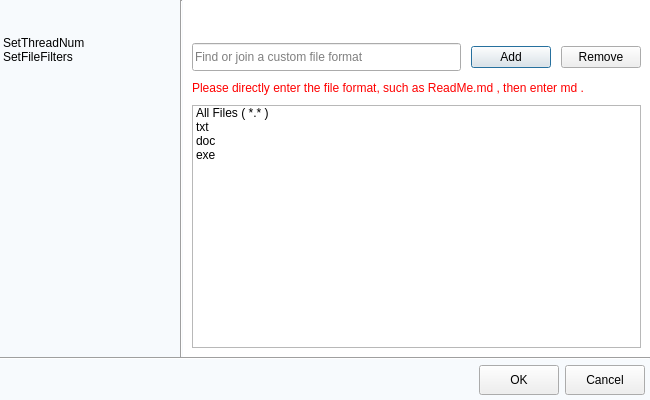
Before: the Qt Designer form src/main/setting.ui in sakuraOnlin/CheckDuplicateFiles, drawn with Qt 5.
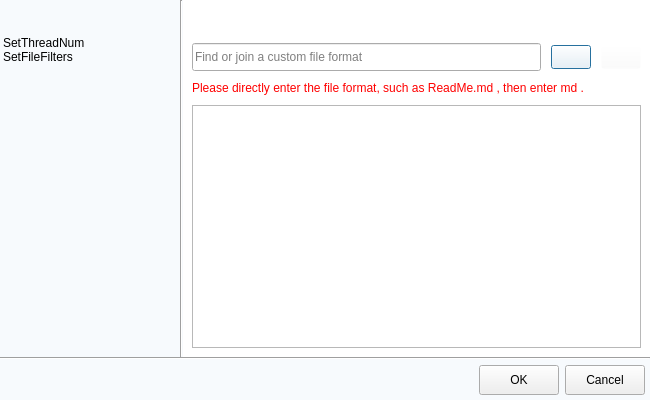
After: the same form once the commit is applied. The open tabs and pages were chosen to show the change. Icons and pictures are not drawn. Custom widgets are drawn as their Qt base class.

```diff
--- a/src/main/setting.ui
+++ b/src/main/setting.ui
@@ -68,25 +68,67 @@
     border-radius: 5px;
 }
 
-QScrollBar::vertical {
+QScrollBar::vertical 
+{
     width: 8px;
 	border-color: rgb(217,217,217);
 }
 
-QScrollBar::handle:vertical {
+QScrollBar::handle:vertical 
+{
     min-height: 8px;
     border-width: 4px 0px 4px 0px;
     border-image:url(:/img/image/ScrollBar/vertical-handle.png) 17 0 17 0 repeat repeat;
 }
 
-QScrollBar::sub-line:vertical {
+QScrollBar::sub-line:vertical 
+{
     width: 0px;
     height: 0px;
 }
-QScrollBar::add-line:vertical {
+QScrollBar::add-line:vertical
+ {
     width: 0px;
     height: 0px;
-}</string>
+}
+
+QPushButton#pButDelFilters
+{
+	background-color:rgba(255,255,255,0);
+	border-image: url(:/img/image/delFile.png);
+}
+QPushButton#pButDelFilters:hover
+{
+	border-image: url(:/img/image/delFile_highlight.png);
+}
+QPushButton#pButDelFilters:pressed
+{
+	border-image: url(:/img/image/delFile_pushed.png);
+}
+QPushButton#pButDelFilters:disabled
+{
+	border-image:  url(:/img/image/delFile_disabled.png);
+}
+
+QPushButton#pButAddFilters
+{
+	background-color:rgba(255,255,255,0);
+	border-image: url(:/img/image/addFIleFilteer.png);
+}
+QPushButton#pButAddFilters:hover
+{
+	border-image: url(:/img/image/addFIleFilteer_highlight.png); 
+}
+QPushButton#pButAddFilters:pressed
+{
+	border-image: url(:/img/image/addFIleFilteer_pushed.png); 
+}
+QPushButton#pButAddFilters:disabled
+{
+	border-image:  url(:/img/image/addFIleFilteer_disabled.png);
+}
+
+</string>
   </property>
   <layout class="QGridLayout" name="gridLayout_2">
    <property name="leftMargin">
@@ -286,16 +328,34 @@
                   </widget>
                  </item>
                  <item>
-                  <widget class="QPushButton" name="pushButton">
+                  <widget class="QPushButton" name="pButAddFilters">
+                   <property name="minimumSize">
+                    <size>
+                     <width>0</width>
+                     <height>24</height>
+                    </size>
+                   </property>
+                   <property name="toolTip">
+                    <string>Add the file format in the edit box</string>
+                   </property>
                    <property name="text">
-                    <string>Add</string>
+                    <string/>
                    </property>
                   </widget>
                  </item>
                  <item>
-                  <widget class="QPushButton" name="pushButton_2">
+                  <widget class="QPushButton" name="pButDelFilters">
+                   <property name="minimumSize">
+                    <size>
+                     <width>0</width>
+                     <height>24</height>
+                    </size>
+                   </property>
+                   <property name="toolTip">
+                    <string>Delete the file format selected in the list box</string>
+                   </property>
                    <property name="text">
-                    <string>Remove</string>
+                    <string/>
                    </property>
                   </widget>
                  </item>
@@ -309,40 +369,7 @@
                 </widget>
                </item>
                <item>
-                <widget class="QListWidget" name="listWidget_2">
-                 <item>
-                  <property name="text">
-                   <string>All Files ( *.* )</string>
-                  </property>
-                  <property name="checkState">
-                   <enum>Unchecked</enum>
-                  </property>
-                 </item>
-                 <item>
-                  <property name="text">
-                   <string>txt</string>
-                  </property>
-                  <property name="checkState">
-                   <enum>Unchecked</enum>
-                  </property>
-                 </item>
-                 <item>
-                  <property name="text">
-                   <string>doc</string>
-                  </property>
-                  <property name="checkState">
-                   <enum>Unchecked</enum>
-                  </property>
-                 </item>
-                 <item>
-                  <property name="text">
-                   <string>exe</string>
-                  </property>
-                  <property name="checkState">
-                   <enum>Unchecked</enum>
-                  </property>
-                 </item>
-                </widget>
+                <widget class="QListWidget" name="listWidgetFileFilters"/>
                </item>
               </layout>
              </item>
```
Left out of the diff: 2 changed lines with no effect on the pictures.
